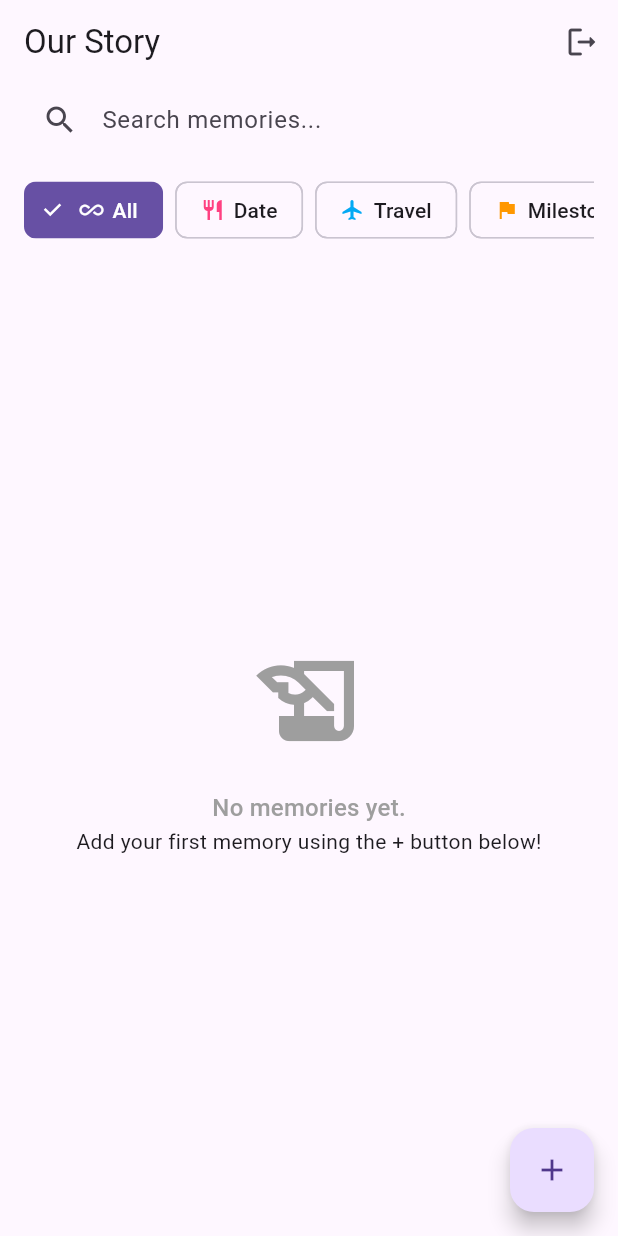
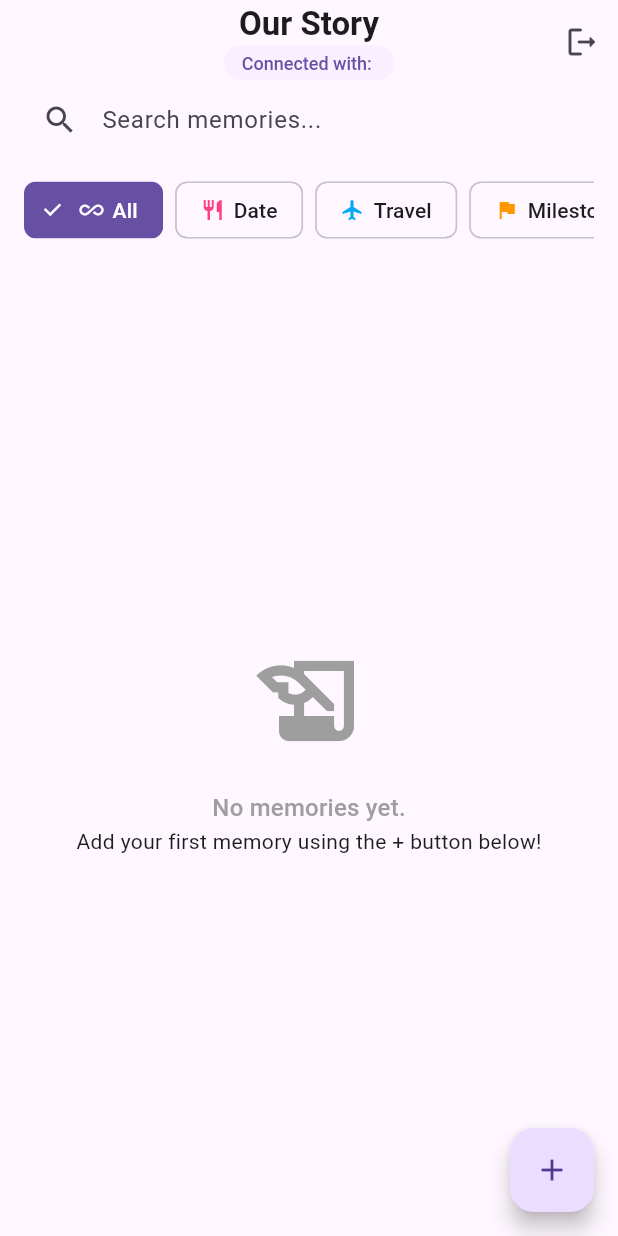
Before and after one commit to GonzhaI/couple-timeline-app, a Flutter app: the screen it shows once a user with an empty profile is signed in, after a tap on the "logout" icon, on a phone screen of 412 x 824 dp. Run offline on Flutter 3.47's test engine with Material 3 defaults, Android fonts, the light colour scheme and no system bars; our stand-ins replace cloud_firestore, firebase_auth, firebase_core; accounts and stored records are empty; network calls fail.

Commit message:
Feat: Nombre de la pareja en home y mejoras en el buscador.

```diff
--- a/lib/l10n/app_en.arb
+++ b/lib/l10n/app_en.arb
@@ -73,5 +73,6 @@
     "setStartDate": "Set Start Date",
     "editDate": "Edit Date",
     "searchPlaceholder": "Search memories...",
-    "filterAll": "All"
+    "filterAll": "All",
+    "connectedWith": "Connected with"
 }
--- a/lib/l10n/app_es.arb
+++ b/lib/l10n/app_es.arb
@@ -73,5 +73,6 @@
     "setStartDate": "Fijar fecha de inicio",
     "editDate": "Editar fecha",
     "searchPlaceholder": "Buscar recuerdos...",
-    "filterAll": "Todos"
+    "filterAll": "Todos",
+    "connectedWith": "Conectado con"
 }
--- a/lib/l10n/app_localizations.dart
+++ b/lib/l10n/app_localizations.dart
@@ -547,6 +547,12 @@ abstract class AppLocalizations {
   /// In es, this message translates to:
   /// **'Todos'**
   String get filterAll;
+
+  /// No description provided for @connectedWith.
+  ///
+  /// In es, this message translates to:
+  /// **'Conectado con'**
+  String get connectedWith;
 }
 
 class _AppLocalizationsDelegate
--- a/lib/l10n/app_localizations_en.dart
+++ b/lib/l10n/app_localizations_en.dart
@@ -235,4 +235,7 @@ class AppLocalizationsEn extends AppLocalizations {
 
   @override
   String get filterAll => 'All';
+
+  @override
+  String get connectedWith => 'Connected with';
 }
--- a/lib/l10n/app_localizations_es.dart
+++ b/lib/l10n/app_localizations_es.dart
@@ -234,4 +234,7 @@ class AppLocalizationsEs extends AppLocalizations {
 
   @override
   String get filterAll => 'Todos';
+
+  @override
+  String get connectedWith => 'Conectado con';
 }
--- a/lib/screens/add_memory_screen.dart
+++ b/lib/screens/add_memory_screen.dart
@@ -1,7 +1,6 @@
 import 'package:flutter/material.dart';
 import 'package:couple_timeline/services/database_service.dart';
 import 'package:couple_timeline/l10n/app_localizations.dart';
-import 'package:cloud_firestore/cloud_firestore.dart';
 import 'package:couple_timeline/utils/memory_categories.dart';
 
 class AddMemoryScreen extends StatefulWidget {
@@ -142,10 +141,10 @@ class _AddMemoryScreenState extends State<AddMemoryScreen> {
               decoration: InputDecoration(
                 labelText: l10n.categoryLabel,
                 border: OutlineInputBorder(borderRadius: BorderRadius.circular(12.0)),
-                prefixIcon: Icon(
-                  getCategoryById(_selectedCategory).icon,
-                  color: getCategoryById(_selectedCategory).color,
-                ),
+                // prefixIcon: Icon(
+                //   getCategoryById(_selectedCategory).icon,
+                //   color: getCategoryById(_selectedCategory).color,
+                // ),
               ),
               items: appCategories.map((cat) {
                 return DropdownMenuItem(
--- a/lib/screens/home_screen.dart
+++ b/lib/screens/home_screen.dart
@@ -9,6 +9,7 @@ import 'package:couple_timeline/screens/add_memory_screen.dart';
 import 'package:couple_timeline/widgets/memory_card.dart';
 import 'package:couple_timeline/utils/memory_categories.dart';
 import 'dart:async';
+import 'package:couple_timeline/widgets/partner_name.dart';
 
 class HomeScreen extends StatefulWidget {
   const HomeScreen({super.key});
@@ -18,10 +19,9 @@ class HomeScreen extends StatefulWidget {
 }
 
 class _HomeScreenState extends State<HomeScreen> {
-  // SEARCH
+  // Search functionality
   final TextEditingController _searchController = TextEditingController();
   final Debouncer _debouncer = Debouncer(milliseconds: 500);
-
   String _searchQuery = '';
   String _selectedCategoryFilter = 'all';
 
@@ -31,13 +31,12 @@ class _HomeScreenState extends State<HomeScreen> {
     super.dispose();
   }
 
-  // CLEAR SEARCH
+  // Clear search input and hide keyboard
   void _cleanSearch() {
     _searchController.clear();
     setState(() {
       _searchQuery = '';
     });
-    // Hide keyboard
     FocusScope.of(context).unfocus();
   }
 
@@ -45,20 +44,17 @@ class _HomeScreenState extends State<HomeScreen> {
   Widget build(BuildContext context) {
     final l10n = AppLocalizations.of(context)!;
 
-    return Scaffold(
-      appBar: AppBar(
-        title: Text(l10n.homeTitle),
-        actions: [IconButton(icon: const Icon(Icons.logout_rounded), onPressed: () => FirebaseAuth.instance.signOut())],
-      ),
-      body: StreamBuilder<DocumentSnapshot>(
+    return StreamBuilder<DocumentSnapshot>(
       stream: DatabaseService().getUserStream(),
       builder: (context, snapshot) {
-          // Loading validations
+        // Loading (white screen with spinner)
         if (snapshot.connectionState == ConnectionState.waiting) {
-            return const Center(child: CircularProgressIndicator());
+          return const Scaffold(body: Center(child: CircularProgressIndicator()));
         }
+
+        // Error or no data
         if (snapshot.hasError || !snapshot.hasData || !snapshot.data!.exists) {
-            return Center(child: Text(l10n.homeErrorLoadingData));
+          return Scaffold(body: Center(child: Text(l10n.homeErrorLoadingData)));
         }
 
         final userData = snapshot.data!.data() as Map<String, dynamic>;
@@ -67,11 +63,31 @@ class _HomeScreenState extends State<HomeScreen> {
 
         // If not paired, show pairing screen
         if (coupleId == null) {
-            return PairingScreen(myInviteCode: inviteCode);
+          return Scaffold(
+            appBar: AppBar(
+              title: Text(l10n.homeTitle),
+              actions: [
+                IconButton(icon: const Icon(Icons.logout_rounded), onPressed: () => FirebaseAuth.instance.signOut()),
+              ],
+            ),
+            body: PairingScreen(myInviteCode: inviteCode),
+          );
         }
 
-          // Coupled: show memories list
+        // If paired, show home screen with memories
         return Scaffold(
+          appBar: AppBar(
+            centerTitle: true,
+            title: Column(
+              children: [
+                Text(l10n.homeTitle, style: const TextStyle(fontWeight: FontWeight.bold)),
+                PartnerName(coupleId: coupleId),
+              ],
+            ),
+            actions: [
+              IconButton(icon: const Icon(Icons.logout_rounded), onPressed: () => FirebaseAuth.instance.signOut()),
+            ],
+          ),
           body: Column(
             children: [
               Container(
@@ -79,16 +95,25 @@ class _HomeScreenState extends State<HomeScreen> {
                 color: Theme.of(context).scaffoldBackgroundColor,
                 child: Column(
                   children: [
-                      // SEARCH BAR
+                    // Search Bar
                     TextField(
                       controller: _searchController,
                       decoration: InputDecoration(
                         hintText: l10n.searchPlaceholder,
                         prefixIcon: const Icon(Icons.search),
                         // Clear button
-                          suffixIcon: _searchQuery.isNotEmpty
-                              ? IconButton(icon: const Icon(Icons.clear), onPressed: _cleanSearch)
-                              : null,
+                        suffixIcon: ValueListenableBuilder<TextEditingValue>(
+                          valueListenable: _searchController,
+                          builder: (context, value, child) {
+                            // If empty, show invisible widget
+                            if (value.text.isEmpty) {
+                              return const SizedBox.shrink();
+                            }
+
+                            // If not empty, show clear button
+                            return IconButton(icon: const Icon(Icons.clear), onPressed: _cleanSearch);
+                          },
+                        ),
                         filled: true,
                         fillColor: Theme.of(context).cardColor,
                         contentPadding: const EdgeInsets.symmetric(horizontal: 16),
@@ -106,7 +131,7 @@ class _HomeScreenState extends State<HomeScreen> {
                       },
                     ),
                     const SizedBox(height: 12),
-                      // CATEGORY FILTER CHIPS
+                    // Category Filter Chips
                     SingleChildScrollView(
                       scrollDirection: Axis.horizontal,
                       child: Row(
@@ -139,7 +164,7 @@ class _HomeScreenState extends State<HomeScreen> {
                   ],
                 ),
               ),
-                // MEMORIES LIST
+              // Memories List
               Expanded(
                 child: StreamBuilder<QuerySnapshot>(
                   stream: DatabaseService().getMemoriesStream(coupleId),
@@ -211,8 +236,7 @@ class _HomeScreenState extends State<HomeScreen> {
               ),
             ],
           ),
-
-            // FLOATING ACTION BUTTON
+          // Floating action button to add new memory
           floatingActionButton: FloatingActionButton(
             onPressed: () {
               Navigator.push(context, MaterialPageRoute(builder: (context) => AddMemoryScreen(coupleId: coupleId)));
@@ -221,11 +245,10 @@ class _HomeScreenState extends State<HomeScreen> {
           ),
         );
       },
-      ),
     );
   }
 
-  // FILTER CHIP
+  // Filter chip builder
   Widget _buildFilterChip({
     required String label,
     required String id,
@@ -258,6 +281,7 @@ class _HomeScreenState extends State<HomeScreen> {
   }
 }
 
+// Debouncer class to handle search input delay
 class Debouncer {
   final int milliseconds;
   Timer? _timer;
--- a/lib/services/database_service.dart
+++ b/lib/services/database_service.dart
@@ -167,4 +167,35 @@ class DatabaseService {
   Stream<DocumentSnapshot> getCoupleStream(String coupleId) {
     return _db.collection(_couplesCollection).doc(coupleId).snapshots();
   }
+
+  // Get partner's name
+  Future<String?> getPartnerName(String coupleId) async {
+    final currentUser = _auth.currentUser;
+    if (currentUser == null) return null;
+
+    try {
+      // Get couple document
+      final coupleDoc = await _db.collection(_couplesCollection).doc(coupleId).get();
+      if (!coupleDoc.exists) return null;
+
+      final data = coupleDoc.data() as Map<String, dynamic>;
+
+      // Identify partner's ID
+      String partnerId;
+      if (data['userA'] == currentUser.uid) {
+        partnerId = data['userB'];
+      } else {
+        partnerId = data['userA'];
+      }
+
+      // Search for partner's name with the ID
+      final userDoc = await _db.collection(_usersCollection).doc(partnerId).get();
+      if (userDoc.exists) {
+        return userDoc.data()!['name'] as String?;
+      }
+    } catch (e) {
+      print("Error getting partner name: $e");
+    }
+    return null;
+  }
 }
--- /dev/null
+++ b/lib/widgets/partner_name.dart
@@ -0,0 +1,39 @@
+import 'package:couple_timeline/services/database_service.dart';
+import 'package:flutter/material.dart';
+import 'package:couple_timeline/l10n/app_localizations.dart';
+
+class PartnerName extends StatelessWidget {
+  final String coupleId;
+
+  const PartnerName({super.key, required this.coupleId});
+
+  @override
+  Widget build(BuildContext context) {
+    final l10n = AppLocalizations.of(context)!;
+
+    return FutureBuilder<String?>(
+      future: DatabaseService().getPartnerName(coupleId),
+      builder: (context, snapshot) {
+        String text = "❤️";
+
+        if (snapshot.hasData && snapshot.data != null) {
+          text = "${l10n.connectedWith}: ${snapshot.data}";
+        } else if (snapshot.connectionState == ConnectionState.waiting) {
+          text = "...";
+        }
+
+        return Container(
+          padding: const EdgeInsets.symmetric(horizontal: 12, vertical: 4),
+          decoration: BoxDecoration(
+            color: Theme.of(context).colorScheme.primaryContainer.withOpacity(0.3),
+            borderRadius: BorderRadius.circular(20),
+          ),
+          child: Text(
+            text,
+            style: TextStyle(fontSize: 12, color: Theme.of(context).colorScheme.primary, fontWeight: FontWeight.w500),
+          ),
+        );
+      },
+    );
+  }
+}
```
Lines whose indentation alone changed are shown as unchanged.
